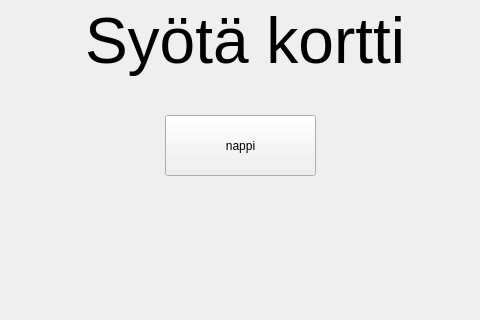
Above: qt/banksim/idlewindow.ui from lassesuomela/banksim before the change; both pictures show x 155 to 635 and y 115 to 435 of the 800 by 600 pixel window. Below: the same form after it.
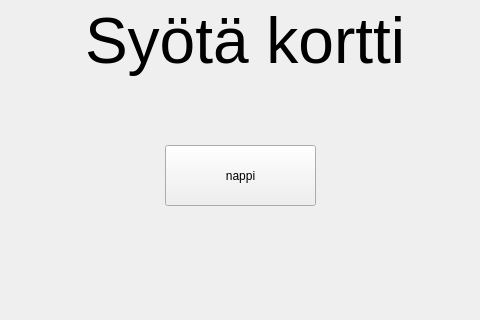
That is the form after the change.

The edit to the form file:
```diff
--- a/qt/banksim/idlewindow.ui
+++ b/qt/banksim/idlewindow.ui
@@ -36,7 +36,7 @@
     <property name="geometry">
      <rect>
       <x>320</x>
-      <y>230</y>
+      <y>260</y>
       <width>151</width>
       <height>61</height>
      </rect>
```
